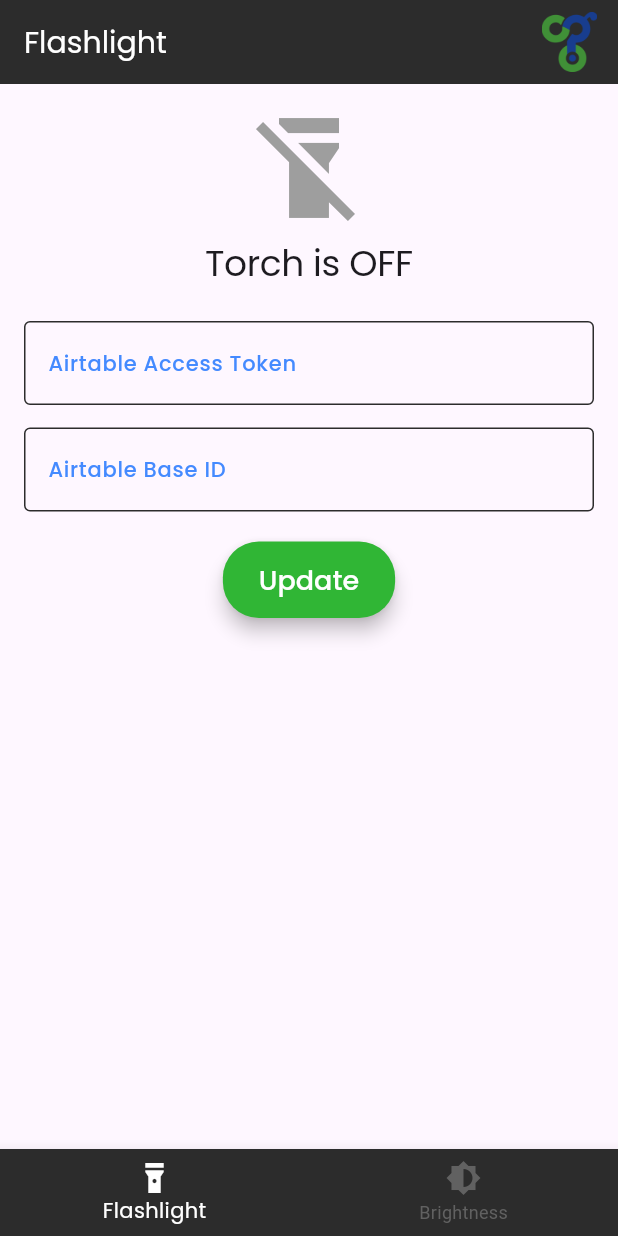
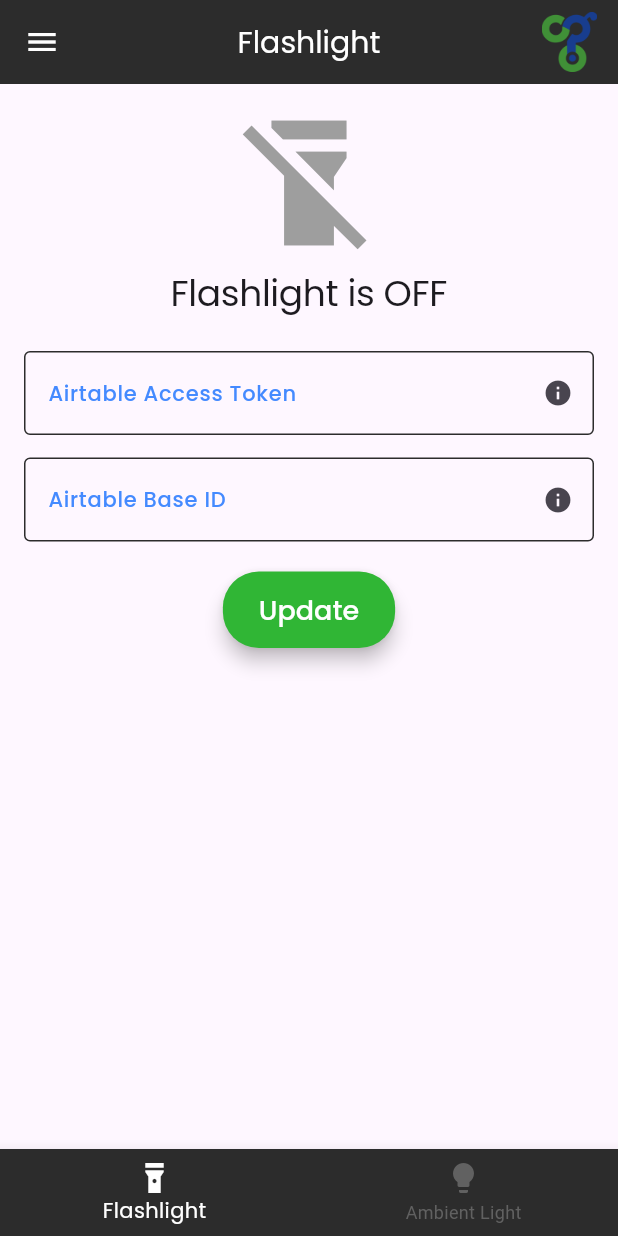
Before and after one commit to siddhesh13/cg_iot, a Flutter app: the screen it shows after launch, on a phone screen of 412 x 824 dp. Run offline on Flutter 3.47's test engine with Material 3 defaults, Android fonts, the light colour scheme and no system bars; our stand-ins replace audioplayers, google_fonts, package_info, shared_preferences; missing offline and left inert: ambient_light, flutter_vibrate, torch_light.

Commit message:
ui changes

```diff
--- a/lib/main.dart
+++ b/lib/main.dart
@@ -5,7 +5,6 @@ import 'package:cg_iot/screens/splash_screen.dart';
 void main() {
   runApp(MyApp());
 }
-
 class MyApp extends StatelessWidget {
   @override
   Widget build(BuildContext context) {
@@ -13,6 +12,7 @@ class MyApp extends StatelessWidget {
       title: 'CG IoT App',
       theme: appTheme(),  // Use the theme from the separate file
       home: SplashScreen(),
+      debugShowCheckedModeBanner: false,  // Disable debug banner
     );
   }
 }
--- a/lib/screens/flashlight_screen.dart
+++ b/lib/screens/flashlight_screen.dart
@@ -1,5 +1,7 @@
 import 'package:cg_iot/utils/custom_appbar.dart';
+import 'package:cg_iot/utils/custom_drawer.dart';
 import 'package:cg_iot/widgets/custom_text_field.dart';
+import 'package:cg_iot/widgets/info_button.dart';
 import 'package:flutter/material.dart';
 import 'package:shared_preferences/shared_preferences.dart';
 import '../services/torch_service.dart';
@@ -13,8 +15,9 @@ class FlashlightScreen extends StatefulWidget {
   _FlashlightScreenState createState() => _FlashlightScreenState();
 }
 
-class _FlashlightScreenState extends State<FlashlightScreen> {
+class _FlashlightScreenState extends State<FlashlightScreen> with SingleTickerProviderStateMixin{
   final GlobalKey<ScaffoldMessengerState> _scaffoldMessengerKey = GlobalKey<ScaffoldMessengerState>();
+  final GlobalKey _iconKey = GlobalKey(); // Key to get the icon's position
   late TorchService torchService;
   Timer? _timer;
   bool isPollingEnabled = false;
@@ -25,6 +28,7 @@ class _FlashlightScreenState extends State<FlashlightScreen> {
   late TextEditingController _airtableAccessTokenController;
   late TextEditingController _airtableBaseIdController;
   bool isPressed = false;
+  late AnimationController _animationController;
 
   @override
   void initState() {
@@ -33,6 +37,10 @@ class _FlashlightScreenState extends State<FlashlightScreen> {
     _airtableAccessTokenController = TextEditingController();
     _airtableBaseIdController = TextEditingController();
     _loadCredentials();
+    _animationController = AnimationController(
+      vsync: this,
+      duration: const Duration(milliseconds: 500),
+    );
   }
 
   Future<void> _loadCredentials() async {
@@ -112,6 +120,57 @@ class _FlashlightScreenState extends State<FlashlightScreen> {
   void _stopPolling() {
     _timer?.cancel();
   }
+/*
+  AnimatedIconData? _getAnimatedIcon() {
+  if (torchService.isAudioPlaying) {
+    _animationController.repeat(); // Loop animation for the ringer
+    return AnimatedIcons.play_pause; // Example animated icon for ringer
+  } else {
+    _animationController.stop(); // Stop animation when not playing
+    return null; // No animated icon when not in audio mode
+  }
+}
+*/
+ Widget _buildIcon() {
+  if (torchService.isAudioPlaying) {
+    // Return a widget displaying the GIF
+    return Image.asset(
+      'assets/images/ringeriot.gif', // Replace with the actual path to your GIF
+      width: 100, // Adjust size as needed
+      height: 100, // Adjust size as needed
+      fit: BoxFit.contain, // Ensure the image scales properly
+    );
+  } else {
+    // Return a normal icon for the flashlight
+    return Icon(
+      torchService.isTorchOn ? Icons.flashlight_on : Icons.flashlight_off,
+      size: 100, // Adjust size as needed
+      color: torchService.isTorchOn ? Colors.yellow : Colors.grey, // Adjust colors
+    );
+  }
+}
+/*
+Color _getIconColor() {
+  // Check torchService's state to return the appropriate color
+  if (torchService.isTorchOn) {
+    return Colors.yellow; // Color for the flashlight on
+  } else if (torchService.isAudioPlaying) {
+    return Colors.orange; // Color for the ringer icon
+  } else {
+    return Colors.grey; // Color for the flashlight off
+  }
+}
+*/
+String _getIconStatus() {
+  // Check torchService's state to return the appropriate color
+  if (torchService.isTorchOn) {
+    return "Flashlight is ON"; // Color for the flashlight on
+  } else if (torchService.isAudioPlaying) {
+    return ""; // Color for the ringer icon
+  } else {
+    return "Flashlight is OFF"; // Color for the flashlight off
+  }
+}
 
   @override
   void dispose() {
@@ -120,6 +179,7 @@ class _FlashlightScreenState extends State<FlashlightScreen> {
     _airtableBaseIdController.dispose();
     _timer?.cancel();
     super.dispose();
+    _animationController.dispose();
   }
 
   void _toggleShadow() {
@@ -135,27 +195,35 @@ class _FlashlightScreenState extends State<FlashlightScreen> {
       appBar: CustomAppBar(
          title: 'Flashlight',
       ),
+      drawer: CustomDrawer(), // Add the custom drawer here
       body: SingleChildScrollView(
         padding: const EdgeInsets.all(16.0),
         child: Column(
           mainAxisAlignment: MainAxisAlignment.center,
           children: [
-             Icon(
-        torchService.isTorchOn
-            ? Icons.flashlight_on
-            : Icons.flashlight_off,
-        color: torchService.isTorchOn ? Colors.yellow : Colors.grey,
-        size: 80,
+            AnimatedSwitcher(
+        duration: Duration(milliseconds: 500),
+        transitionBuilder: (Widget child, Animation<double> animation) {
+          return FadeTransition(opacity: animation, child: child);
+        },
+        child: _buildIcon(),
             ),
             const SizedBox(height: 10),
             Text(
-              torchService.isTorchOn ? 'Torch is ON' : 'Torch is OFF',
+              _getIconStatus(),
               style: Theme.of(context).textTheme.displayLarge,
             ),
             const SizedBox(height: 25),
-            CustomTextField(
+            Row(
+              children: [
+                Expanded(
+                  child: CustomTextField(
                     controller: _airtableAccessTokenController,
                     label: 'Airtable Access Token',
+                    suffixIcon:InfoButton(
+                      message: 'Airtable Access Token: Enter your unique API Key (from your Airtable account under API settings.) for authentication and access.',
+                      topOffset: 195, // Adjust the top position dynamically
+                    ),
                     onChanged: (value) {
                       setState(() {
                         airtableAccessToken = value;
@@ -163,10 +231,22 @@ class _FlashlightScreenState extends State<FlashlightScreen> {
                       _saveCredentials(); // Save immediately when changed
                     },
                   ),
+
+                ),
+
+              ]
+            ),
             const SizedBox(height: 15),
-            CustomTextField(
+            Row(
+              children: [
+                Expanded(
+                child: CustomTextField(
                   controller: _airtableBaseIdController,
                   label: 'Airtable Base ID',
+                  suffixIcon: InfoButton(
+                 message: 'Airtable Base ID: Input the Base ID  (from your Airtable account under API settings.) to connect to your specific data set.',
+                      topOffset: 125, // Adjust the top position dynamically
+                    ),
                   onChanged: (value) {
                     setState(() {
                       airtableBaseId = value;
@@ -174,9 +254,16 @@ class _FlashlightScreenState extends State<FlashlightScreen> {
                     _saveCredentials(); // Save immediately when changed
                   },
                 ),
+                ),
+
+              ],
+            ),
             const SizedBox(height: 20),
             ElevatedButton(
                 onPressed: () {
+                  if(_areCredentialsValid()){
+                    showSnackBar(context, 'Credentials Updated');
+                  }
                   _togglePolling(!isPollingEnabled);
                   isPressed = !isPressed; // Toggle button state
                 },
@@ -187,6 +274,8 @@ class _FlashlightScreenState extends State<FlashlightScreen> {
                 ),
                 child: const Text("Update"),
               ),
+              const SizedBox(height: 8), // Add spacing below the button
+
           ],
         ),
       ),
--- a/lib/screens/home_screen.dart
+++ b/lib/screens/home_screen.dart
@@ -50,8 +50,8 @@ class _HomeScreenState extends State<HomeScreen> {
           ),
           */
           BottomNavigationBarItem(
-            icon: Icon(Icons.brightness_6),
-            label: 'Brightness',
+            icon: Icon(Icons.lightbulb),
+            label: 'Ambient Light',
           ),
         ],
       ),
--- a/lib/utils/custom_appbar.dart
+++ b/lib/utils/custom_appbar.dart
@@ -11,14 +11,26 @@ class CustomAppBar extends StatelessWidget implements PreferredSizeWidget {
   Widget build(BuildContext context) {
     // Access the app theme
     final appBarTheme = Theme.of(context).appBarTheme;
-    final textStyle = appBarTheme.titleTextStyle ?? const TextStyle();
+    final textStyle = appBarTheme.titleTextStyle ?? const TextStyle(color: Colors.white);
 
     return AppBar(
       title: Text(
         title,
-        style: textStyle, // Use the text style from the app theme
+        style: textStyle, // Use the text style from the app theme with white color
       ),
+      centerTitle: true, // Center the title
       backgroundColor: appBarTheme.backgroundColor ?? Colors.black, // Use the background color from the app theme
+      iconTheme: const IconThemeData(color: Colors.white), // Set the icon color to white
+      leading: Builder(
+        builder: (BuildContext context) {
+          return IconButton(
+            icon: const Icon(Icons.menu), // Hamburger icon
+            onPressed: () {
+              Scaffold.of(context).openDrawer(); // Opens the drawer when pressed
+            },
+          );
+        },
+      ),
       actions: [
         IconButton(
           icon: Image.asset(
--- a/lib/widgets/custom_text_field.dart
+++ b/lib/widgets/custom_text_field.dart
@@ -4,12 +4,14 @@ class CustomTextField extends StatelessWidget {
   final TextEditingController controller;
   final String label;
   final Function(String) onChanged;
+  final Widget? suffixIcon;
 
   const CustomTextField({
     Key? key,
     required this.controller,
     required this.label,
     required this.onChanged,
+    this.suffixIcon,
   }) : super(key: key);
 
   @override
@@ -18,6 +20,7 @@ class CustomTextField extends StatelessWidget {
       controller: controller,
       decoration: InputDecoration(
         labelText: label,
+        suffixIcon: suffixIcon,
         // No need to define border and color here; it will inherit from the theme
       ),
       onChanged: onChanged,
--- a/pubspec.yaml
+++ b/pubspec.yaml
@@ -16,7 +16,7 @@ publish_to: 'none' # Remove this line if you wish to publish to pub.dev
 # https://developer.apple.com/library/archive/documentation/General/Reference/InfoPlistKeyReference/Articles/CoreFoundationKeys.html
 # In Windows, build-name is used as the major, minor, and patch parts
 # of the product and file versions while build-number is used as the build suffix.
-version: 1.0.1+1
+version: 1.0.2+2
 
 environment:
   sdk: '>=3.4.4 <4.0.0'
@@ -77,6 +77,7 @@ flutter:
     - assets/images/logo.png
     - assets/music/ringtone.mp3
     - assets/music/android.mp3
+    - assets/images/ringeriot.gif
 
   # An image asset can refer to one or more resolution-specific "variants", see
   # https://flutter.dev/assets-and-images/#resolution-aware
```
Also changed, not shown: lib/screens/about_us_screen.dart (added, +58 -0 lines), lib/screens/brightness_screen.dart (+28 -5 lines), lib/screens/contact_screen.dart (added, +98 -0 lines), lib/utils/custom_drawer.dart (added, +72 -0 lines), lib/widgets/info_button.dart (added, +62 -0 lines), assets/images/ringeriot.gif (added), 4 other files. Lines whose indentation alone changed are shown as unchanged.
